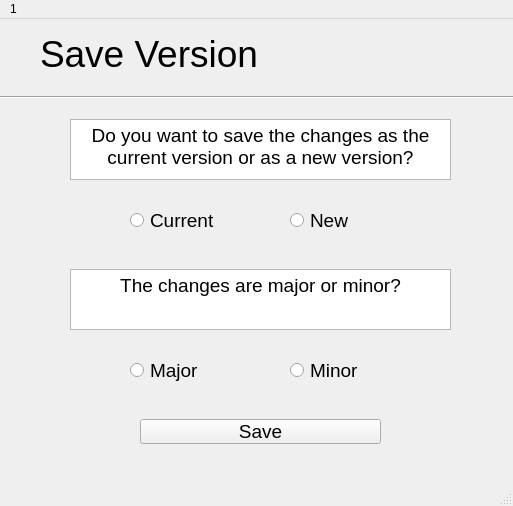
Old version of the form ui/save_version.ui in the repository nuraynab/interactive-system-modelling.
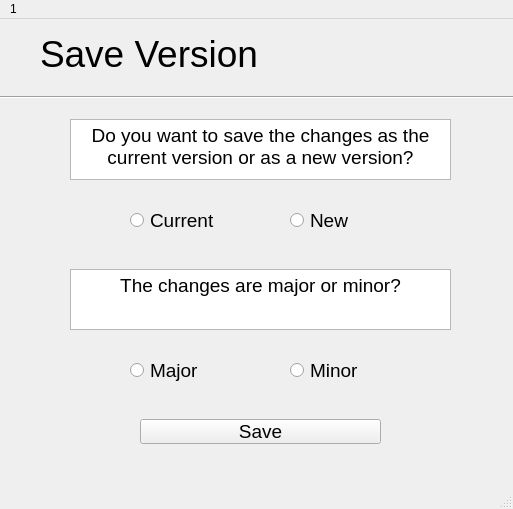
New version of the form.

```diff
--- a/ui/save_version.ui
+++ b/ui/save_version.ui
@@ -7,7 +7,7 @@
     <x>0</x>
     <y>0</y>
     <width>513</width>
-    <height>506</height>
+    <height>509</height>
    </rect>
   </property>
   <property name="sizePolicy">
```
